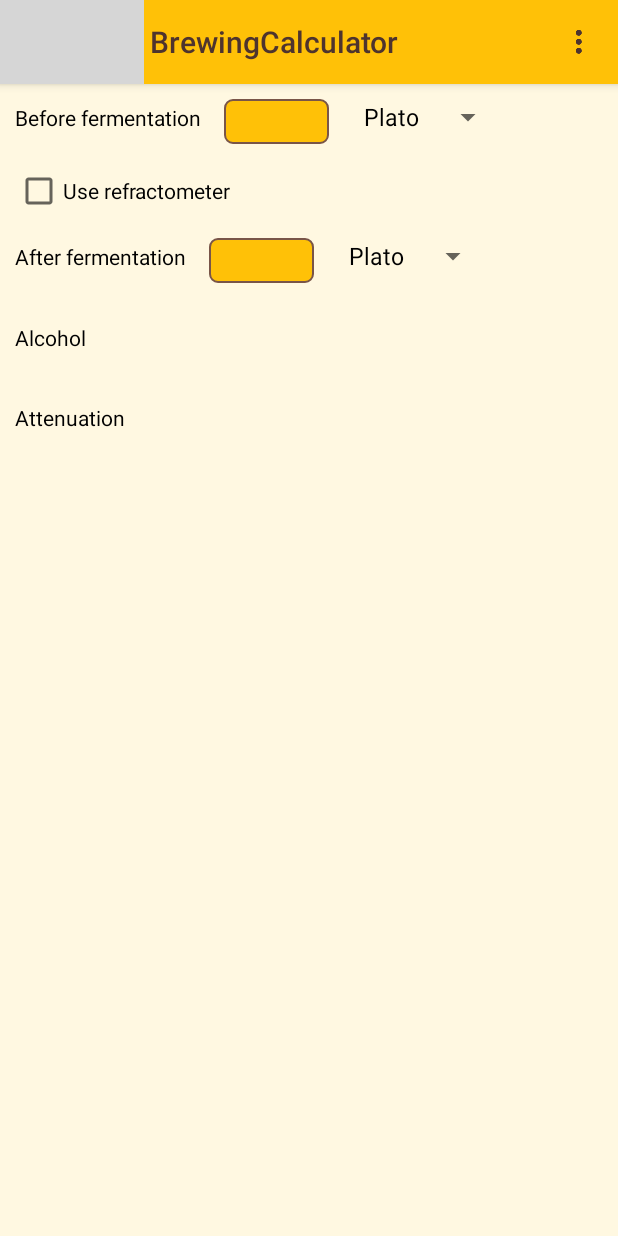
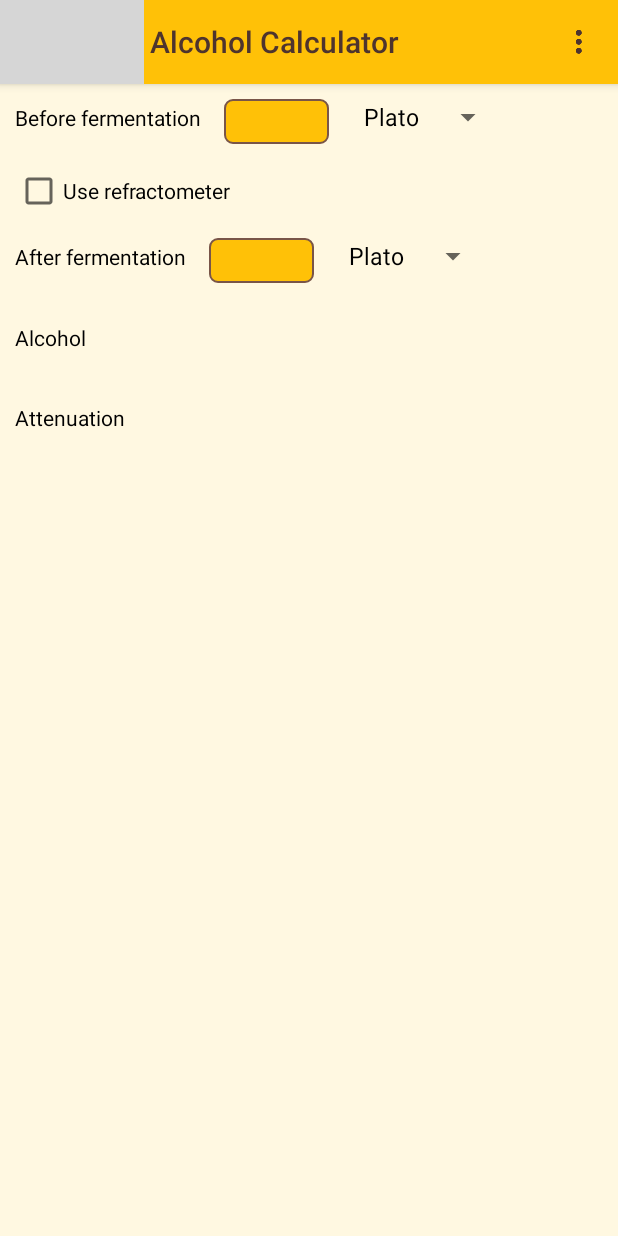
Before and after one commit to dzazder/brewing-calculator, an Android app: the screen it shows after launch (MainActivity), after a tap on "ALCOHOL CALCULATOR", on a phone screen of 412 x 824 dp. Run offline under Robolectric (Android 15) with nearby library versions, the phone set to English and light mode, and no system bars; grey boxes are pictures that could not be loaded.

Commit message:
secon try of translation

```diff
--- a/app/src/main/AndroidManifest.xml
+++ b/app/src/main/AndroidManifest.xml
@@ -7,6 +7,7 @@
         android:icon="@mipmap/ic_launcher"
         android:label="@string/app_name"
         android:supportsRtl="true"
+        android:name="dev.lampart.bartosz.brewingcalculator.BrewingCalculatorApplication"
         android:theme="@style/AppTheme">
         <activity android:name=".MainActivity"
             android:uiOptions="splitActionBarWhenNarrow">
--- /dev/null
+++ b/app/src/main/java/dev/lampart/bartosz/brewingcalculator/BrewingCalculatorApplication.java
@@ -0,0 +1,59 @@
+package dev.lampart.bartosz.brewingcalculator;
+
+import android.app.Application;
+import android.content.res.Configuration;
+import android.util.Log;
+
+import java.util.Locale;
+
+import dev.lampart.bartosz.brewingcalculator.dbfile.FileDB;
+import dev.lampart.bartosz.brewingcalculator.entities.Language;
+import dev.lampart.bartosz.brewingcalculator.global.AppConfiguration;
+
+/**
+ * Created by bartek on 09.06.2016.
+ */
+public class BrewingCalculatorApplication extends Application {
+    @Override
+    public void onCreate()
+    {
+        super.onCreate();
+
+        // Initialize the singletons so their instances
+        // are bound to the application process.
+        //initSingletons();
+
+
+        // todo move to app_start method
+        AppConfiguration.getInstance().defaultExtractUnit = FileDB.getDefaultExtractUnit(this);
+        AppConfiguration.getInstance().defaultLanguage = FileDB.getDefaultLanguage(this);
+        setLanguage(AppConfiguration.getInstance().defaultLanguage);
+    }
+
+    public void setLanguage(Language language) {
+        Locale locale = new Locale(language.getLocale());
+        Log.d("LANG", "setLanguage in Application class");
+        Log.d("LANG", "NEW: " +  locale.getLanguage());
+        Log.d("LANG", "OLD: " + getResources().getConfiguration().locale.getLanguage());
+
+        if (locale.getLanguage() != getResources().getConfiguration().locale.getLanguage()) {
+            Locale.setDefault(locale);
+            Configuration config = new Configuration();
+            config.locale = locale;
+            this.getApplicationContext().getResources().updateConfiguration(config, null);
+
+        }
+
+    }
+
+    protected void initSingletons()
+    {
+        // Initialize the instance of MySingleton
+        //MySingleton.initInstance();
+    }
+
+    public void customAppMethod()
+    {
+        // Custom application method
+    }
+}
--- a/app/src/main/java/dev/lampart/bartosz/brewingcalculator/MainActivity.java
+++ b/app/src/main/java/dev/lampart/bartosz/brewingcalculator/MainActivity.java
@@ -55,11 +55,6 @@
         super.onCreate(savedInstanceState);
         setContentView(R.layout.activity_main);
 
-        // todo move to app_start method
-        AppConfiguration.getInstance().defaultExtractUnit = FileDB.getDefaultExtractUnit(this);
-        AppConfiguration.getInstance().defaultLanguage = FileDB.getDefaultLanguage(this);
-        setLanguage(AppConfiguration.getInstance().defaultLanguage);
-
         if (savedInstanceState == null) {
             switchFragment(DictFragment.FRAGMENT_HOME);
         }
@@ -99,10 +94,12 @@
                 alertDialog.setView(dialogview);
                 ArrayAdapter<CharSequence> adapter = ArrayAdapter.createFromResource(this, R.array.extract_units,
                         android.R.layout.simple_spinner_item);
+                adapter.setDropDownViewResource(R.layout.simple_spinner_dropdown_item);
                 int spinnerUnitPosition = adapter.getPosition(AppConfiguration.getInstance().defaultExtractUnit.toString());
                 spDefaultExtractUnit.setSelection(spinnerUnitPosition);
 
                 ArrayAdapter<String> adapterLang = DictLanguages.getLanguageArrayAdapter(this);
+                adapterLang.setDropDownViewResource(R.layout.simple_spinner_dropdown_item);
                 int spinnetLanguagePosition = adapterLang.getPosition(AppConfiguration.getInstance().defaultLanguage.toString());
                 spDefaultLanguage.setSelection(spinnetLanguagePosition);
 
@@ -187,14 +184,12 @@
     }
 
     public void setLanguage(Language language) {
-        String languageToLoad  = language.getLocale();
-        Locale locale = new Locale(languageToLoad);
-        Locale.setDefault(locale);
-        Configuration config = new Configuration();
-        config.locale = locale;
-        getBaseContext().getResources().updateConfiguration(config,
-                getBaseContext().getResources().getDisplayMetrics());
-        this.setContentView(R.layout.activity_main);
+        Log.d("LANG", "setLanguage in MainActivity");
+        BrewingCalculatorApplication app = (BrewingCalculatorApplication)getApplication();
+        app.setLanguage(language);
+
+        finish();
+        startActivity(getIntent());
     }
 
 }
--- a/app/src/main/java/dev/lampart/bartosz/brewingcalculator/fragments/FragmentAlcohol.java
+++ b/app/src/main/java/dev/lampart/bartosz/brewingcalculator/fragments/FragmentAlcohol.java
@@ -46,6 +46,8 @@
                              Bundle savedInstanceState) {
         // Inflate the layout for this fragment
         final View rootView = inflater.inflate(R.layout.fragment_alcohol, container, false);
+
+        getActivity().setTitle(getResources().getString(R.string.title_alcohol_calculator));
 
         final Spinner spBefore = (Spinner)rootView.findViewById(R.id.sp_extract_before);
         final Spinner spAfter = (Spinner)rootView.findViewById(R.id.sp_extract_after);
--- a/app/src/main/java/dev/lampart/bartosz/brewingcalculator/fragments/FragmentSgPlato.java
+++ b/app/src/main/java/dev/lampart/bartosz/brewingcalculator/fragments/FragmentSgPlato.java
@@ -38,7 +38,7 @@
         // Inflate the layout for this fragment
         View view = inflater.inflate(R.layout.fragment_sg_plato, container, false);
 
-        getActivity().setTitle("Plato/Brix/SG Calculator");
+        getActivity().setTitle(getResources().getString(R.string.title_extract_calculator));
 
 
         final EditText txtBrix = (EditText)view.findViewById(R.id.txt_calc_brix);
--- a/app/src/main/res/values/strings.xml
+++ b/app/src/main/res/values/strings.xml
@@ -3,13 +3,9 @@
 
     <!-- TODO: Remove or change this placeholder text -->
     <string name="app_name_formatted">Brewing Calculator</string>
-
     <string name="extract_conversion_calculator">Plato/Brix/SG Conversion Calculator</string>
-
     <string name="alcohol_calculator">Alcohol Calculator</string>
-
     <string name="incorrect_value">Incorrect value</string>
-
     <string name="settings">Settings</string>
     <string name="choose_default_extract_unit">Choose default extract unit: </string>
     <string name="choose_default_language">Choose default language: </string>
@@ -28,4 +24,7 @@
     <string name="lbl_use_refractometer">Use refractometer</string>
     <string name="lbl_wort_correction_factor">Wort correction factor</string>
     <string name="lbl_wort_correction_factor_default_value" translatable="false">1.04</string>
+
+    <string name="title_extract_calculator">Plato/Brix/SG Calculator</string>
+    <string name="title_alcohol_calculator">Alcohol Calculator</string>
 </resources>
```
Also changed, not shown: app/src/main/res/layout/simple_spinner_dropdown_item.xml (added, +7 -0 lines), app/src/main/res/layout/simple_spinner_item.xml (added, +7 -0 lines), app/src/main/res/values/styles.xml (+7 -0 lines), 1 other file.
